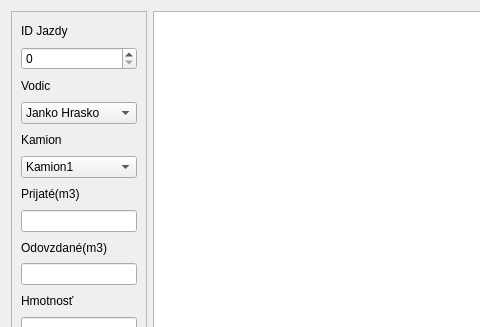
The window that projekt_firma/code/jazdy.ui (ondrook/projektfirma) describes before a commit, drawn with Qt 5; both pictures show x 0 to 480 and y 0 to 327 of the 817 by 496 pixel window.
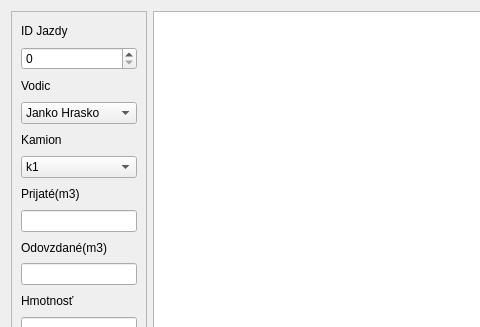
The same window after the commit.

The edit to the form file:
```diff
--- a/projekt_firma/code/jazdy.ui
+++ b/projekt_firma/code/jazdy.ui
@@ -70,7 +70,7 @@
        <widget class="QComboBox" name="kamion">
         <item>
          <property name="text">
-          <string>Kamion1</string>
+          <string>k1</string>
          </property>
         </item>
         <item>
```
Left out of the diff: 4 changed lines with no effect on the pictures.
